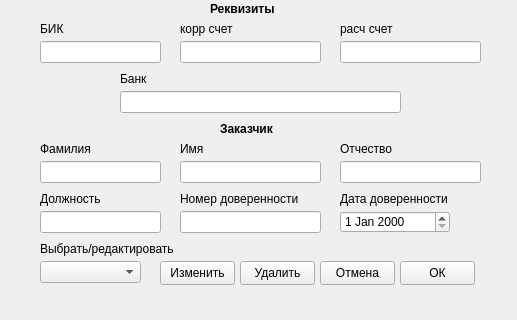
Before: the Qt Designer form my_helper/notebook/designer_ui/add_company.ui in SmolPO/vertical, drawn with Qt 5; both pictures show x 0 to 517 and y 219 to 539 of the 517 by 539 pixel window.
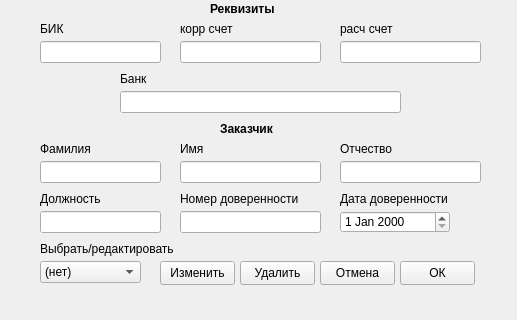
After: the same form once the commit is applied.

What changed in the file:
```diff
--- a/my_helper/notebook/designer_ui/add_company.ui
+++ b/my_helper/notebook/designer_ui/add_company.ui
@@ -465,6 +465,11 @@
      <height>22</height>
     </rect>
    </property>
+   <item>
+    <property name="text">
+     <string>(нет)</string>
+    </property>
+   </item>
   </widget>
   <widget class="QLabel" name="label_20">
    <property name="geometry">
```
